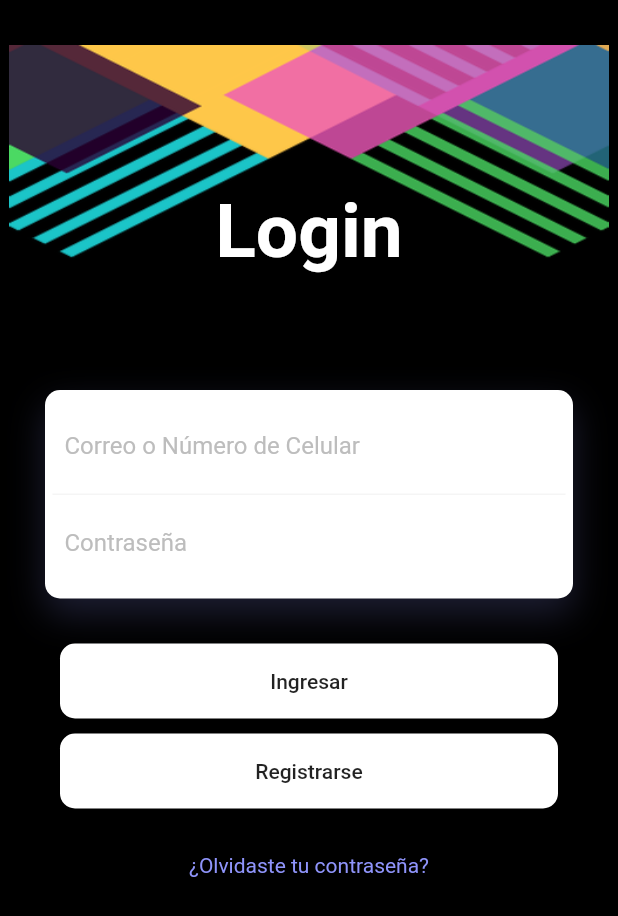
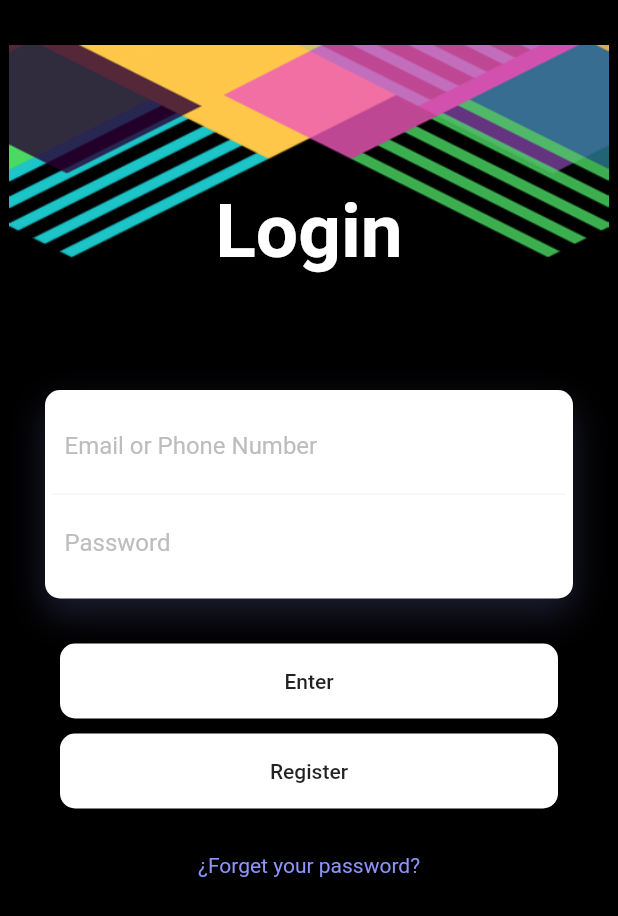
Before and after one commit to milagrosparicanaza/Laboratorio-IHC-Inventory, a Flutter app: the screen it shows after launch, on a phone screen of 412 x 824 dp. Shown: the top 916 px of the screen. Run offline on Flutter 3.47's test engine with Material 2 defaults, Android fonts, the phone set to English and light mode, and no system bars.

```diff
--- a/lib/Widgets/Login.dart
+++ b/lib/Widgets/Login.dart
@@ -1,9 +1,11 @@
 import 'package:flutter/material.dart';
+import 'package:inventory/generated/l10n.dart';
+
 
 class Login extends StatelessWidget {
   @override
   Widget build(BuildContext context) {
-    title: "Login";
+    title: S.of(context).starText;
     return Scaffold(
         backgroundColor: Colors.black,
         body: Container(
@@ -28,7 +30,7 @@ class Login extends StatelessWidget {
                           child: Container(
                             margin: EdgeInsets.only(top:50),
                             child: Center(
-                              child: Text("Login", style: TextStyle(color:Colors.white, fontSize: 50, fontWeight: FontWeight.bold),),
+                              child: Text(S.of(context).starText , style: TextStyle(color:Colors.white, fontSize: 50, fontWeight: FontWeight.bold),),
                             ),
                           ),
                         )
@@ -62,7 +64,7 @@ class Login extends StatelessWidget {
                                   child: TextField(
                                     decoration: InputDecoration(
                                         border: InputBorder.none,
-                                        hintText: "Correo o Número de Celular",
+                                        hintText: S.of(context).emailText,
                                         hintStyle: TextStyle(color: Colors.grey[400])
                                     ),
                                   ),
@@ -72,7 +74,7 @@ class Login extends StatelessWidget {
                                   child: TextField(
                                     decoration: InputDecoration(
                                         border: InputBorder.none,
-                                        hintText: "Contraseña",
+                                        hintText: S.of(context).passwordText,
                                         hintStyle: TextStyle(color: Colors.grey[400])
                                     ),
                                   ),
@@ -93,7 +95,7 @@ class Login extends StatelessWidget {
                               height: 100,
 
                               child: Center(
-                                child: Text("Ingresar",
+                                child: Text(S.of(context).enterText,
                                     textAlign: TextAlign.center),
                               ),
                             ),
@@ -114,14 +116,14 @@ class Login extends StatelessWidget {
                               height: 100,
 
                               child: Center(
-                                child: Text("Registrarse",
+                                child: Text(S.of(context).registerText,
                                     textAlign: TextAlign.center),
                               ),
                             ),
                           ),
                         ),
                         SizedBox(height: 30,),
-                        Text("¿Olvidaste tu contraseña?", style: TextStyle(color: Color.fromRGBO(143, 148, 251, 1)),),
+                        Text(S.of(context).quizText, style: TextStyle(color: Color.fromRGBO(143, 148, 251, 1)),),
                         FlatButton(
                           child: new Text('Flat Button'),
                             onPressed: () {Navigator.pushNamed(context, "/tree");},
--- a/lib/Widgets/Recover.dart
+++ b/lib/Widgets/Recover.dart
@@ -1,4 +1,5 @@
 import 'package:flutter/material.dart';
+import 'package:inventory/generated/l10n.dart';
 
 class Recover extends StatelessWidget{
   @override
--- a/lib/Widgets/Register.dart
+++ b/lib/Widgets/Register.dart
@@ -4,6 +4,7 @@
 //compres para llamar } antes de todo listview dentro de container
 import 'package:flutter/cupertino.dart';
 import 'package:flutter/material.dart';
+import 'package:inventory/generated/l10n.dart';
 
 import 'Login.dart';
 
@@ -14,7 +15,7 @@ class Registro extends StatelessWidget {
       //controller: nameComplete,
       //se necesita poner un conteiner y un boder radius y ya miro ya
         decoration: InputDecoration(
-            labelText: "Nombre(s)", prefixIcon: Icon(Icons.text_fields)),
+            labelText: S.of(context).name1Text, prefixIcon: Icon(Icons.text_fields)),
         validator: (value) {
           if (value.isEmpty) {
             return 'Por favor llenalo No seas sapo';
@@ -23,7 +24,7 @@ class Registro extends StatelessWidget {
         });
     final formLastname = TextFormField(
         decoration: InputDecoration(
-            labelText: "Apellido(s)", prefixIcon: Icon(Icons.text_fields)),
+            labelText: S.of(context).lastText, prefixIcon: Icon(Icons.text_fields)),
         validator: (value) {
           if (value.isEmpty) {
             return 'Por favor llenalo No seas sapo';
@@ -32,7 +33,7 @@ class Registro extends StatelessWidget {
         });
     final formCorreo = TextFormField(
         decoration: InputDecoration(
-            labelText: "Direccion de Correo", prefixIcon: Icon(Icons.email)),
+            labelText: S.of(context).emailText, prefixIcon: Icon(Icons.email)),
         validator: (value) {
           if (value.isEmpty) {
             return 'Por favor llenalo No seas sapo';
@@ -42,7 +43,7 @@ class Registro extends StatelessWidget {
 
     final formDate = TextFormField(
         decoration: InputDecoration(
-            labelText: "fecha de nacimiento: DD/MM/AAAA",
+            labelText: S.of(context).dateText,
             prefixIcon: Icon(
               Icons.date_range,
               color: Colors.lightBlue,
@@ -56,7 +57,7 @@ class Registro extends StatelessWidget {
 
     final formpassword = TextFormField(
         decoration: InputDecoration(
-            labelText: "Introduzca su contraseña",
+            labelText: S.of(context).enterPassText,
             prefixIcon: Icon(Icons.check_sharp)),
         validator: (value) {
           if (value.isEmpty) {
@@ -66,7 +67,7 @@ class Registro extends StatelessWidget {
         });
     final formButton = RaisedButton(
       //disabledColor: Colors.blue,
-      child: Text("Crea una nueva cuenta"),
+      child: Text(S.of(context).enterCreateText),
       color: Colors.blue[100],
       onPressed: () {
         print("Bienvenido bb");
--- a/lib/Widgets/Register1.dart
+++ b/lib/Widgets/Register1.dart
@@ -1,4 +1,5 @@
 import 'package:flutter/material.dart';import 'package:flutter/material.dart';
+import 'package:inventory/generated/l10n.dart';
 
 void main() {
   runApp(MyApp());
--- /dev/null
+++ b/lib/l10n/intl_en.arb
@@ -0,0 +1,25 @@
+{
+  "starText": "Login",
+  "emailText" : "Email or Phone Number",
+  "passwordText": "Password",
+  "enterText": "Enter",
+  "registerText": "Register",
+  "quizText": "¿Forget your password?",
+
+  "nameText": "Inventory",
+  "descriptionText": "Enter the email you used to \nregister and we will send you \ninstructions to reset your password",
+  "recoverText": "Recover Password",
+  "quiz1Text": "¿Olvidaste tu contraseña?",
+
+  "name1Text": "Name(s)",
+  "lastText": "Last Name(s)",
+  "dateText": "Date of birth: DD/MM/AAAA",
+  "enterPassText": "Enter your password",
+  "enterCreateText": "Create A New Account",
+
+  "furnitureText": "Add a Furniture",
+  "addText": "Add",
+  "descriptionsText": "Descriptions",
+  "inventoryText": "Inventory Control"
+
+}
--- a/lib/main.dart
+++ b/lib/main.dart
@@ -2,8 +2,10 @@ import 'package:flutter/material.dart';
 import 'package:inventory/Widgets/Login.dart';
 import 'package:inventory/Widgets/Recover.dart';
 import 'package:inventory/Widgets/Register.dart';
+import 'package:flutter_localizations/flutter_localizations.dart';
+import 'package:inventory/generated/l10n.dart';
 
-import 'Widgets/Register1.dart';
+
 import 'Widgets/crud.dart';
 
 void main() => runApp(InventoryApp());
@@ -12,6 +14,13 @@ class InventoryApp extends StatelessWidget{
   @override
   Widget build (BuildContext context){
     return MaterialApp(
+      localizationsDelegates: [
+        GlobalMaterialLocalizations.delegate,
+        GlobalWidgetsLocalizations.delegate,
+        GlobalCupertinoLocalizations.delegate,
+        S.delegate,
+      ],
+      supportedLocales: S.delegate.supportedLocales,
       theme: ThemeData(primarySwatch: Colors.teal),
       routes: {
         '/one': (context) => Login(),
```
Also changed, not shown: lib/Widgets/crud.dart (+5 -4 lines), lib/l10n/intl_es_PE.arb (added, +24 -0 lines), lib/l10n/intl_pt_BR.arb (added, +25 -0 lines), pubspec.yaml (+8 -26 lines), lib/generated/intl/messages_all.dart (added), lib/generated/intl/messages_en.dart (added), lib/generated/intl/messages_es_PE.dart (added), lib/generated/intl/messages_pt_BR.dart (added), lib/generated/l10n.dart (added), pubspec.lock.
